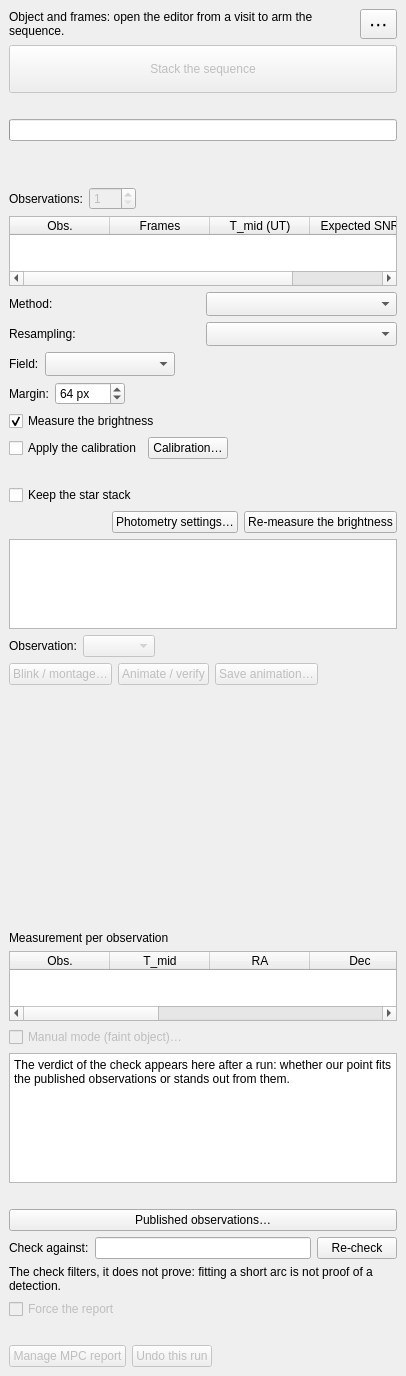
First picture: the form in nightscribe/gui/ui/ufe_trackstack_tab.ui, repository irydeo/nightscribe, before the edit.
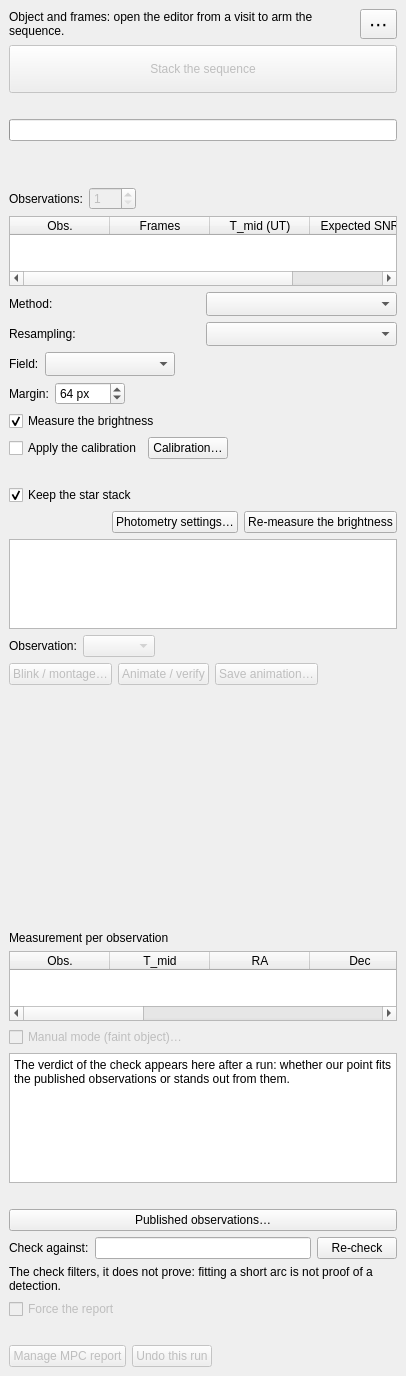
Second picture: the form after the edit.

```diff
--- a/nightscribe/gui/ui/ufe_trackstack_tab.ui
+++ b/nightscribe/gui/ui/ufe_trackstack_tab.ui
@@ -292,6 +292,7 @@
         <item>
          <widget class="QCheckBox" name="chk_starstack">
           <property name="text"><string>Keep the star stack</string></property>
+          <property name="checked"><bool>true</bool></property>
           <property name="toolTip">
            <string>Saves a second stack of the same frames, aligned on the STARS, next to each observation's stack. It costs one more stacking pass and it is what the Photometry tab needs to measure the brightness by hand (there the object's stack has its stars as trails). The run measures with it too, so nothing is built twice</string>
           </property>
@@ -475,6 +476,7 @@
       <column><property name="text"><string>Δ″</string></property></column>
       <column><property name="text"><string>SNR</string></property></column>
       <column><property name="text"><string>Mag</string></property></column>
+      <column><property name="text"><string>±</string></property></column>
       <column><property name="text"><string>!</string></property></column>
      </widget>
     </item>
```
